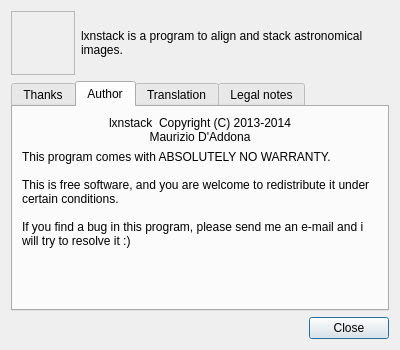
Qt form lxnstack/data/ui/about_dialog.ui (mauritiusdadd/lxnstack) before a commit.
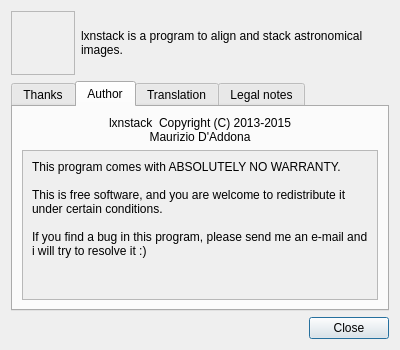
The same form after that commit. The open tabs and pages were chosen to show the change. Icons and pictures are not drawn.

Commit message: Updates the about dialog

```diff
--- a/lxnstack/data/ui/about_dialog.ui
+++ b/lxnstack/data/ui/about_dialog.ui
@@ -136,7 +136,7 @@
        <item>
         <widget class="QLabel" name="label_3">
          <property name="text">
-          <string>lxnstack  Copyright (C) 2013-2014 
+          <string>lxnstack  Copyright (C) 2013-2015 
  Maurizio D'Addona &lt;mauritiusdadd@gmail.com&gt;</string>
          </property>
          <property name="alignment">
@@ -148,6 +148,21 @@
         </widget>
        </item>
        <item>
+        <widget class="QScrollArea" name="scrollArea_4">
+         <property name="widgetResizable">
+          <bool>true</bool>
+         </property>
+         <widget class="QWidget" name="scrollAreaWidgetContents_5">
+          <property name="geometry">
+           <rect>
+            <x>0</x>
+            <y>-37</y>
+            <width>350</width>
+            <height>168</height>
+           </rect>
+          </property>
+          <layout class="QVBoxLayout" name="verticalLayout_9">
+           <item>
         <widget class="QLabel" name="label">
          <property name="sizePolicy">
           <sizepolicy hsizetype="Preferred" vsizetype="MinimumExpanding">
@@ -177,6 +192,13 @@
         </widget>
        </item>
       </layout>
+          <zorder>label_3</zorder>
+          <zorder>label</zorder>
+          <zorder>label</zorder>
+         </widget>
+        </widget>
+       </item>
+      </layout>
      </widget>
      <widget class="QWidget" name="tab_2">
       <attribute name="title">
```
Left out of the diff: 14 changed lines with no effect on the pictures. Lines whose indentation alone changed are shown as unchanged. The commit also changes 3 other files.
